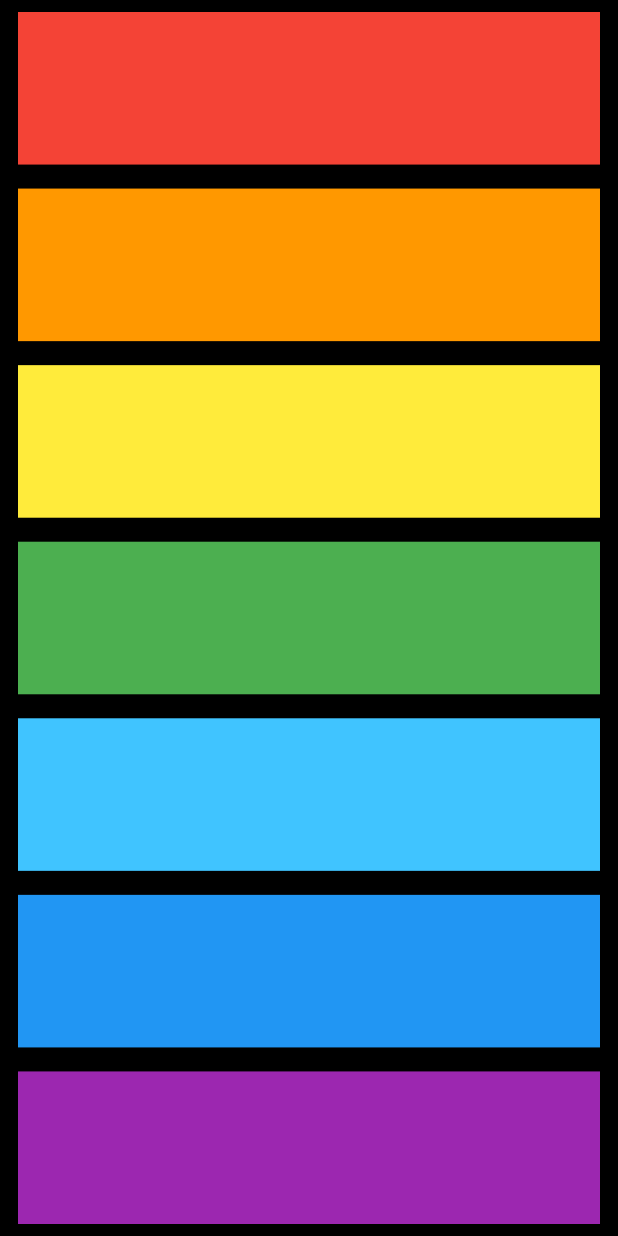
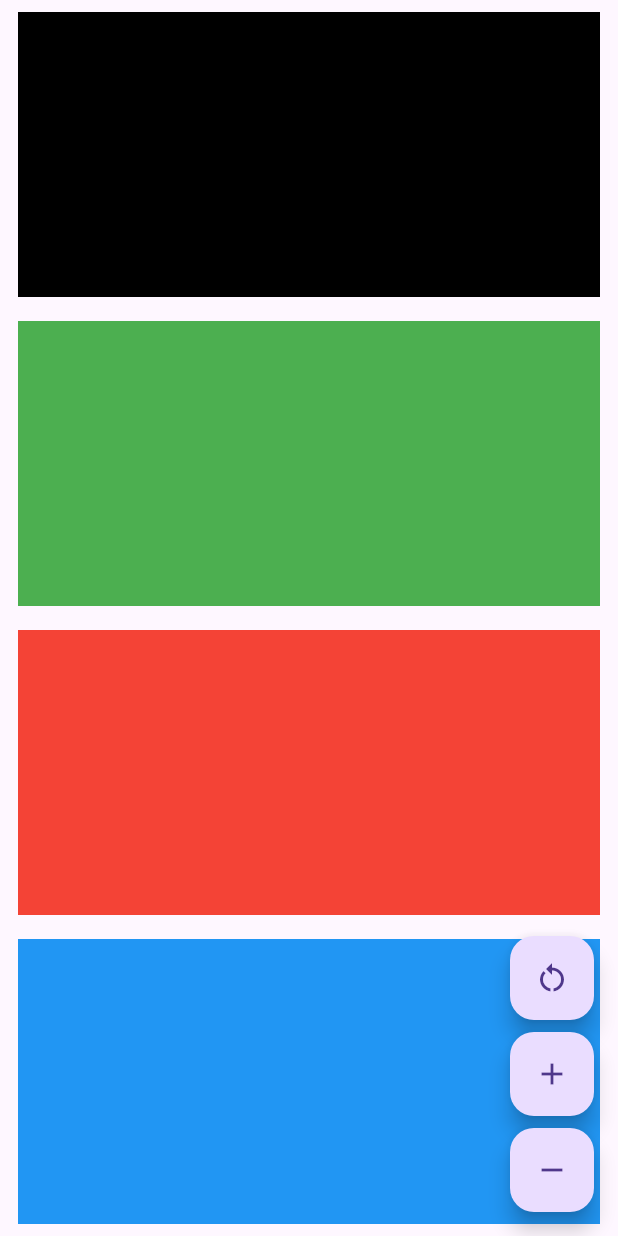
Before and after one commit to Millernetda/xylophone, a Flutter app: the screen it shows after launch, on a phone screen of 412 x 824 dp. Run offline on Flutter 3.47's test engine with Material 3 defaults, Android fonts, the light colour scheme and no system bars; our stand-ins replace audioplayers.

Commit message:
add delete selected elements

```diff
--- a/lib/button_ui.dart
+++ b/lib/button_ui.dart
@@ -0,0 +1,9 @@
+import 'dart:ui';
+
+class ButtonUi {
+  Color color;
+  final String audioPath;
+  bool isSelected;
+
+  ButtonUi(this.audioPath, this.color, {this.isSelected = false});
+}
--- a/lib/main.dart
+++ b/lib/main.dart
@@ -1,5 +1,9 @@
+import 'dart:math';
+
 import 'package:flutter/material.dart';
 import 'package:audioplayers/audioplayers.dart';
+
+import 'button_ui.dart';
 
 void main() {
   runApp(const XylophonePage());
@@ -19,23 +23,43 @@ class XylophonePage extends StatelessWidget {
   }
 }
 
-class Xylophone extends StatelessWidget {
-  // const Xylophone({Key? key}) : super(key: key);
+class Xylophone extends StatefulWidget {
+  Xylophone({super.key});
 
-  //method to invoke the press sound
-  void playSound(int soundNumber) {
-    final player = AudioCache();
-    player.play('note$soundNumber.wav');
+  @override
+  State<Xylophone> createState() => _XylophoneState();
+}
+
+class _XylophoneState extends State<Xylophone> {
+  final List<ButtonUi> _buttons = [
+    ButtonUi("note1.wav", Colors.black),
+    ButtonUi("note2.wav", Colors.green),
+    ButtonUi("note3.wav", Colors.red),
+    ButtonUi("note4.wav", Colors.blue),
+  ];
+
+  final _player = AudioCache();
+
+  void _playSound(String audioPath) {
+    _player.loop(audioPath);
   }
 
-  Expanded getSoundButton(Color color, int soundNumber) {
+  Expanded getSoundButton(ButtonUi button, int index) {
     return Expanded(
       child: TextButton(
-        onPressed: (){
-          playSound(soundNumber);
+        onLongPress: () {
+          setState(() {
+            _buttons[index].isSelected = true;
+          });
+        },
+        onPressed: () {
+          _playSound(button.audioPath);
         },
         child: Container(
-          color: color,
+          margin: _buttons[index].isSelected ? EdgeInsets.all(12) : null,
+          decoration: BoxDecoration(
+            color: button.color,
+          ),
         ),
       ),
     );
@@ -43,18 +67,64 @@ class Xylophone extends StatelessWidget {
 
   @override
   Widget build(BuildContext context) {
-    return SafeArea(
-      child: Column(
+    return Scaffold(
+      floatingActionButton: Column(
+        mainAxisSize: MainAxisSize.min,
         children: [
-          getSoundButton(Colors.red, 1),
-          getSoundButton(Colors.orange, 2),
-          getSoundButton(Colors.yellow, 3),
-          getSoundButton(Colors.green, 4),
-          getSoundButton(Colors.lightBlueAccent, 5),
-          getSoundButton(Colors.blue, 6),
-          getSoundButton(Colors.purple, 7),
+          FloatingActionButton(
+            onPressed: () {
+              _reGenerateColor();
+            },
+            child: const Icon(Icons.restart_alt),
+          ),
+          const SizedBox(height: 8),
+          FloatingActionButton(
+            onPressed: () {
+              _addNewSound();
+            },
+            child: const Icon(Icons.add),
+          ),
+          const SizedBox(height: 8),
+          FloatingActionButton(
+            onPressed: () {
+              _removeSound();
+            },
+            child: const Icon(Icons.remove),
+          ),
+        ],
+      ),
+      body: Column(
+        children: [
+          for (int i = 0; i < _buttons.length; i++)
+            getSoundButton(_buttons[i], i),
         ],
       ),
     );
   }
+
+  void _reGenerateColor() {
+    final index = Random().nextInt(_buttons.length);
+    final r = Random().nextInt(255);
+    final g = Random().nextInt(255);
+    final b = Random().nextInt(255);
+    _buttons[index].color = Color.fromRGBO(r, g, b, 1);
+    setState(() {});
+  }
+
+  void _addNewSound() {
+    _buttons.add(ButtonUi(
+      "note${_buttons.length + 1}.wav",
+      Colors.black,
+      isSelected: false,
+    ));
+    setState(() {});
+  }
+
+  void _removeSound() {
+    if (_buttons.isNotEmpty) {
+      setState(() {
+        _buttons.removeWhere((element) => element.isSelected);
+      });
+    }
+  }
 }
```
Also changed, not shown: lib/test.dart (+7 -0 lines), pubspec.lock, 1 other file.
